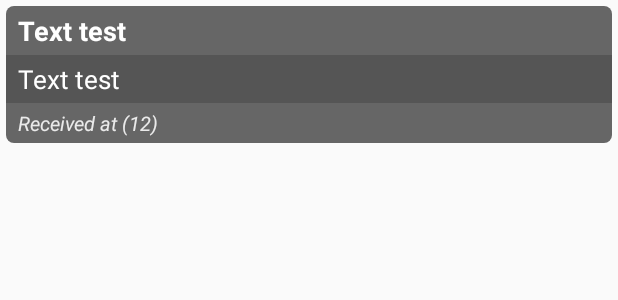
After one commit to Micnubinub/FakeHackerV3, an Android app: the layout message_item.xml on its own in the app's theme, with its tools: preview values and no code run, on a phone screen of 412 x 824 dp. The commit adds this screen. Shown: the top 300 px of the screen. Run offline under Robolectric (Android 15) with nearby library versions, the phone set to English and light mode, and no system bars.

Commit message:
Merging with P2P

```diff
--- a/app/src/main/AndroidManifest.xml
+++ b/app/src/main/AndroidManifest.xml
@@ -12,12 +12,11 @@
     <uses-permission android:name="android.permission.RECORD_AUDIO" />
     <uses-permission android:name="android.permission.WRITE_SETTINGS" />
     <uses-permission android:name="android.permission.BLUETOOTH_ADMIN" />
+    <uses-permission android:name="android.permission.CAMERA" />
+    <uses-permission android:name="android.permission.INTERNET" />
 
     <uses-feature android:name="android.hardware.camera" />
     <uses-feature android:name="android.hardware.camera.flash" />
-
-    <uses-permission android:name="android.permission.CAMERA" />
-
 
     <application
         android:allowBackup="true"
--- /dev/null
+++ b/app/src/main/res/drawable/message.xml
@@ -0,0 +1,14 @@
+<?xml version="1.0" encoding="utf-8"?>
+
+<shape xmlns:android="http://schemas.android.com/apk/res/android">
+
+    <corners
+        android:bottomLeftRadius="5dp"
+        android:bottomRightRadius="5dp"
+        android:radius="5dp"
+        android:topLeftRadius="5dp"
+        android:topRightRadius="5dp" />
+
+    <solid android:color="#666666" />
+
+</shape>
--- /dev/null
+++ b/app/src/main/res/layout/message_item.xml
@@ -0,0 +1,48 @@
+<?xml version="1.0" encoding="utf-8"?>
+<LinearLayout xmlns:android="http://schemas.android.com/apk/res/android"
+    android:layout_width="match_parent"
+    android:layout_height="wrap_content"
+    android:layout_margin="4dp"
+    android:background="@drawable/message"
+    android:orientation="vertical">
+
+    <TextView
+        android:id="@+id/sent_by"
+        android:layout_width="fill_parent"
+        android:layout_height="wrap_content"
+        android:maxLines="1"
+        android:paddingBottom="4dp"
+        android:paddingLeft="8dp"
+        android:paddingRight="8dp"
+        android:paddingTop="4dp"
+        android:text="Text test"
+        android:textColor="#fff"
+        android:textSize="18sp"
+        android:textStyle="bold" />
+
+    <TextView
+        android:id="@+id/body"
+        android:layout_width="fill_parent"
+        android:layout_height="wrap_content"
+        android:background="#555555"
+        android:paddingBottom="4dp"
+        android:paddingLeft="8dp"
+        android:paddingRight="8dp"
+        android:paddingTop="4dp"
+        android:text="Text test"
+        android:textColor="#fff"
+        android:textSize="17sp" />
+
+    <TextView
+        android:id="@+id/received_when"
+        android:layout_width="fill_parent"
+        android:layout_height="wrap_content"
+        android:paddingBottom="4dp"
+        android:paddingLeft="8dp"
+        android:paddingRight="8dp"
+        android:paddingTop="4dp"
+        android:text="Received at (12)"
+        android:textColor="#eaeaea"
+        android:textSize="13sp"
+        android:textStyle="italic" />
+</LinearLayout>
```
Also changed, not shown: app/src/main/java/tbs/fakehackerv3/Message.java (+23 -10 lines), app/src/main/java/tbs/fakehackerv3/Messaging.java (+116 -13 lines), app/src/main/java/tbs/fakehackerv3/P2PBroadcastReceiver.java (+15 -7 lines), app/src/main/java/tbs/fakehackerv3/P2PManager.java (+123 -31 lines), app/src/main/java/tbs/fakehackerv3/ReceivedMessage.java (added, +14 -0 lines), app/src/main/java/tbs/fakehackerv3/Tools.java (+6 -17 lines), app/src/main/res/layout/messaging_fragment.xml (+7 -3 lines), app/src/main/res/drawable/send.png (added).
